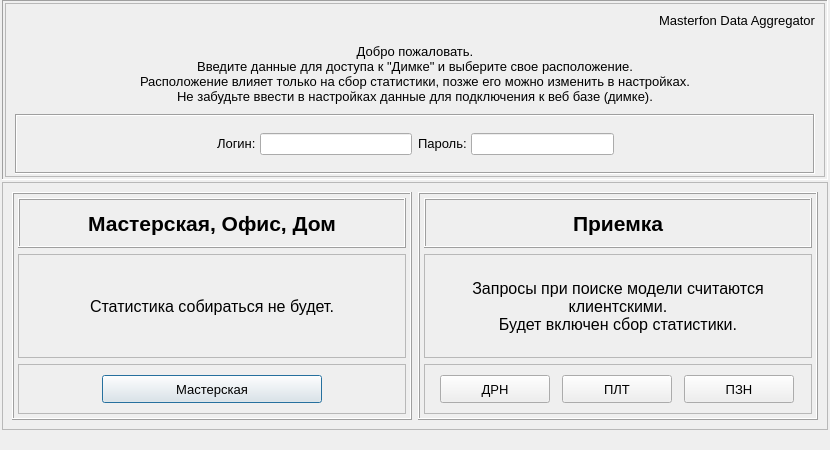
Qt form UI/window_first_start.ui (Wrexan/MDA) before a commit.
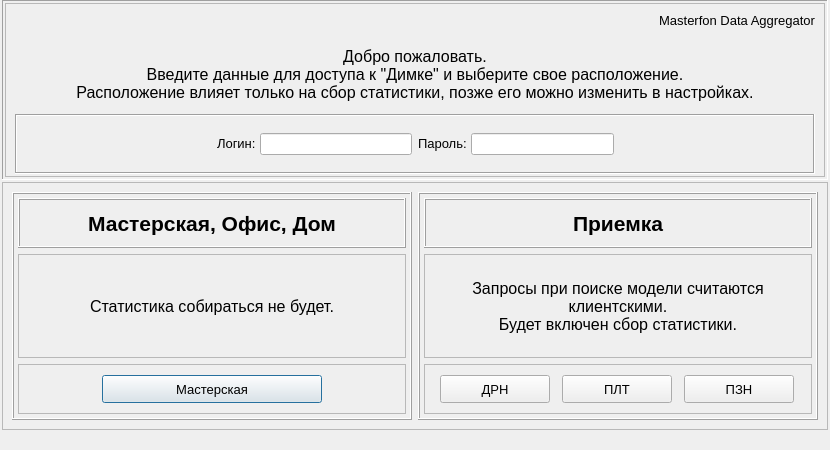
The same form after that commit.

Commit message: changed folder name removed trash from first start window

```diff
--- a/UI/window_first_start.ui
+++ b/UI/window_first_start.ui
@@ -123,14 +123,13 @@
           <widget class="QLabel" name="label_5">
            <property name="font">
             <font>
-             <pointsize>10</pointsize>
+             <pointsize>12</pointsize>
             </font>
            </property>
            <property name="text">
             <string>Добро пожаловать.
 Введите данные для доступа к &quot;Димке&quot; и выберите свое расположение.
-Расположение влияет только на сбор статистики, позже его можно изменить в настройках.
-Не забудьте ввести в настройках данные для подключения к веб базе (димке).</string>
+Расположение влияет только на сбор статистики, позже его можно изменить в настройках.</string>
            </property>
            <property name="alignment">
             <set>Qt::AlignCenter</set>
```
The commit also changes 3 other files.
